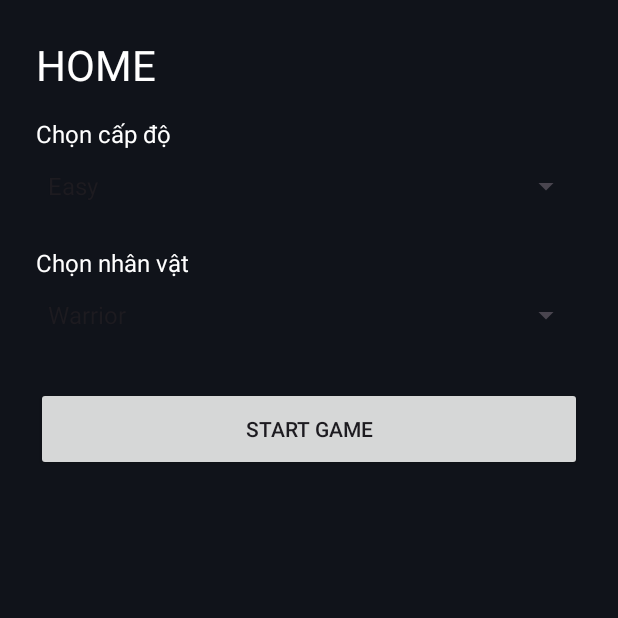
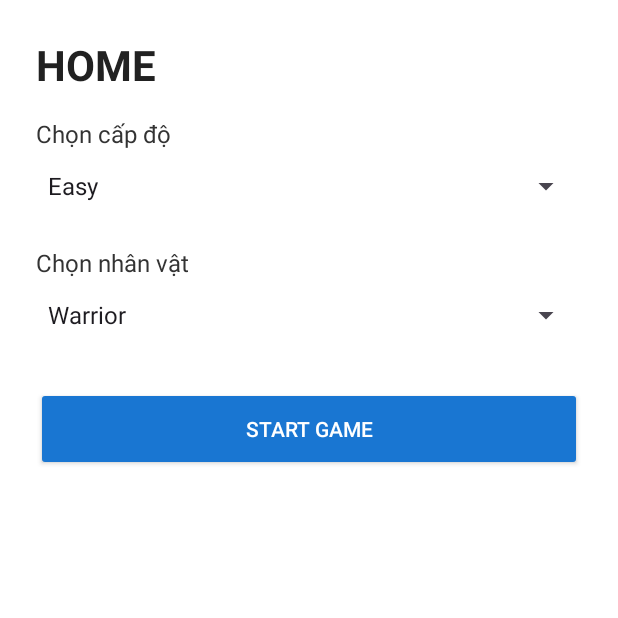
Before and after one commit to ammissess/Run-Away-Hero-2D, an Android app: the HomeActivity screen opened directly, with no data from a screen before it, on a phone screen of 412 x 824 dp, the top half of it. Run offline under Robolectric (Android 15) with nearby library versions, the phone set to English and light mode, and no system bars.

```diff
--- a/app/src/main/AndroidManifest.xml
+++ b/app/src/main/AndroidManifest.xml
@@ -30,6 +30,11 @@
         <activity
             android:name=".view.Level1Activity"
             android:exported="false" />
+
+        <activity
+            android:name=".view.GameOverActivity"
+            android:exported="false" />
+
     </application>
 
 </manifest>
--- a/app/src/main/java/com/example/game2dfighting/game/manager/EnemyManager.java
+++ b/app/src/main/java/com/example/game2dfighting/game/manager/EnemyManager.java
@@ -15,7 +15,7 @@ public class EnemyManager {
     private final int mapW, mapH;
     private long lastSpawn = 0L;
 
-    public int maxEnemies = 30;
+    public int maxEnemies = 50;
     public long spawnIntervalMs = 800;
 
     public EnemyManager(int mapW, int mapH) { this.mapW = mapW; this.mapH = mapH; }
--- a/app/src/main/res/layout/activity_home.xml
+++ b/app/src/main/res/layout/activity_home.xml
@@ -5,7 +5,7 @@
     android:layout_height="match_parent"
     android:orientation="vertical"
     android:padding="24dp"
-    android:background="#10131A">
+    android:background="#FFFFFF">   <!-- nền trắng -->
 
     <TextView
         android:id="@+id/home_title"
@@ -13,15 +13,17 @@
         android:layout_height="wrap_content"
         android:text="HOME"
         android:textSize="28sp"
-        android:textColor="#FFFFFF"
+        android:textColor="#212121"
+        android:textStyle="bold"
         android:layout_marginBottom="16dp"/>
 
     <TextView
         android:layout_width="wrap_content"
         android:layout_height="wrap_content"
         android:text="Chọn cấp độ"
-        android:textColor="#FFFFFF"
+        android:textColor="#333333"
         android:textSize="16sp"/>
+
     <Spinner
         android:id="@+id/spinner_level"
         android:layout_width="match_parent"
@@ -32,8 +34,9 @@
         android:layout_width="wrap_content"
         android:layout_height="wrap_content"
         android:text="Chọn nhân vật"
-        android:textColor="#FFFFFF"
+        android:textColor="#333333"
         android:textSize="16sp"/>
+
     <Spinner
         android:id="@+id/spinner_character"
         android:layout_width="match_parent"
@@ -44,5 +47,7 @@
         android:id="@+id/button_start"
         android:layout_width="match_parent"
         android:layout_height="56dp"
-        android:text="START GAME" />
+        android:text="START GAME"
+        android:textColor="@android:color/white"
+        android:backgroundTint="#1976D2"/> <!-- xanh dương nổi bật -->
 </LinearLayout>
```
Also changed, not shown: app/src/main/java/com/example/game2dfighting/view/GameOverActivity.java (added, +36 -0 lines), app/src/main/java/com/example/game2dfighting/view/Level1Activity.java (+11 -10 lines), app/src/main/java/com/example/game2dfighting/view/map/GameView.java (+15 -7 lines), app/src/main/res/layout/activity_game_over.xml (added, +29 -0 lines), app/src/main/res/layout/activity_main.xml (+34 -0 lines), app/src/main/res/drawable/ic_logo_game.png (added).
